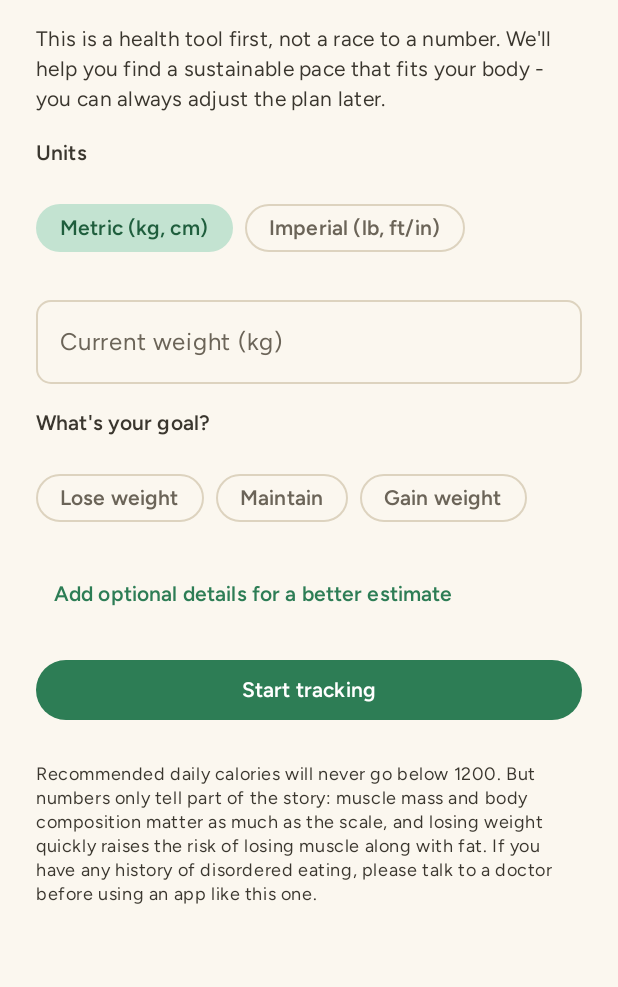
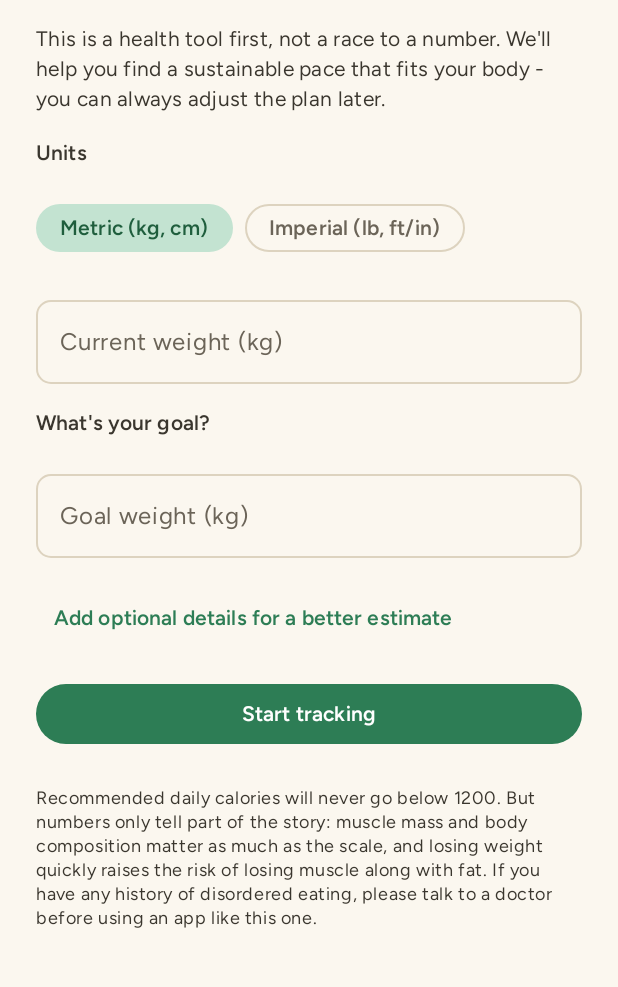
Before and after one commit to akcan-d/andweight, an Android app built with Jetpack Compose: the OnboardingScreen screen opened through its navigation route, on a phone screen of 412 x 824 dp, the part 84-1071 px from its top. Run offline under Robolectric (Android 15) with nearby library versions, the phone set to English and light mode, and no system bars.

Commit message:
Batch 2 (part 2): infer lose/maintain/gain instead of asking
Removed the separate Lose/Maintain/Gain picker from onboarding and Edit
Profile - UserProfile.goalDirection was already fully derived from
comparing goal weight to current weight, so the question was one more
decision for no extra information. A blank goal weight now means
"maintain", and the inferred meaning is echoed back right under the
field ("This means: losing weight") so a typo'd goal weight is still
visible without being a hard validation error - this was the one real
thing the old question bought (catching a goal weight that
contradicted the stated intent), so it's kept, just non-blocking.

Co-Authored-By: Claude Sonnet 5 <noreply@anthropic.com>
Claude-Session: https://claude.ai/code/session_01Ms2qzwH3vWYbqoNvcG6i5K

```diff
--- a/app/src/main/java/com/measured/app/ui/onboarding/OnboardingScreen.kt
+++ b/app/src/main/java/com/measured/app/ui/onboarding/OnboardingScreen.kt
@@ -20,6 +20,7 @@ import androidx.compose.material3.TextButton
 import androidx.compose.runtime.Composable
 import androidx.compose.runtime.LaunchedEffect
 import androidx.compose.ui.Modifier
+import androidx.compose.ui.text.font.FontWeight
 import androidx.compose.ui.text.input.KeyboardType
 import androidx.compose.ui.unit.dp
 import androidx.lifecycle.viewmodel.compose.viewModel
@@ -84,39 +85,34 @@ fun OnboardingScreen(
                 modifier = Modifier.fillMaxWidth(),
             )
 
+            // Lose/maintain/gain used to be its own question, asked before the goal weight -
+            // but it's fully determined by how that number compares to the current weight, so
+            // asking it separately was one more decision for no extra information. The inferred
+            // meaning is echoed back below instead, so a typo'd goal weight is still visible.
             Text("What's your goal?", style = MaterialTheme.typography.labelLarge)
-            Row(horizontalArrangement = Arrangement.spacedBy(8.dp)) {
-                FilterChip(
-                    colors = themedFilterChipColors(),
-                    selected = state.goalDirection == GoalDirection.LOSE,
-                    onClick = { viewModel.onGoalDirectionChange(GoalDirection.LOSE) },
-                    label = { Text("Lose weight") },
-                )
-                FilterChip(
-                    colors = themedFilterChipColors(),
-                    selected = state.goalDirection == GoalDirection.MAINTAIN,
-                    onClick = { viewModel.onGoalDirectionChange(GoalDirection.MAINTAIN) },
-                    label = { Text("Maintain") },
-                )
-                FilterChip(
-                    colors = themedFilterChipColors(),
-                    selected = state.goalDirection == GoalDirection.GAIN,
-                    onClick = { viewModel.onGoalDirectionChange(GoalDirection.GAIN) },
-                    label = { Text("Gain weight") },
-                )
-            }
+            OutlinedTextField(
+                value = state.goalWeightText,
+                onValueChange = viewModel::onGoalWeightChange,
+                label = { Text("Goal weight (${state.weightUnit.name.lowercase()})") },
+                placeholder = { Text("Leave blank to maintain your current weight") },
+                keyboardOptions = KeyboardOptions(keyboardType = KeyboardType.Decimal),
+                singleLine = true,
+                modifier = Modifier.fillMaxWidth(),
+            )
 
-            val direction = state.goalDirection
+            val direction = state.inferredDirection
             val startWeightKg = state.startWeightText.toDoubleOrNull()?.let { state.weightUnit.toKg(it) }
 
-            if (direction == GoalDirection.LOSE || direction == GoalDirection.GAIN) {
-                OutlinedTextField(
-                    value = state.goalWeightText,
-                    onValueChange = viewModel::onGoalWeightChange,
-                    label = { Text("Goal weight (${state.weightUnit.name.lowercase()})") },
-                    keyboardOptions = KeyboardOptions(keyboardType = KeyboardType.Decimal),
-                    singleLine = true,
-                    modifier = Modifier.fillMaxWidth(),
+            if (direction != null) {
+                Text(
+                    when (direction) {
+                        GoalDirection.LOSE -> "This means: losing weight"
+                        GoalDirection.GAIN -> "This means: gaining weight"
+                        GoalDirection.MAINTAIN -> "This means: maintaining your current weight"
+                    },
+                    style = MaterialTheme.typography.bodySmall,
+                    fontWeight = FontWeight.SemiBold,
+                    color = MaterialTheme.colorScheme.primary,
                 )
             }
 
```
Also changed, not shown: app/src/main/java/com/measured/app/ui/onboarding/OnboardingViewModel.kt (+28 -26 lines), app/src/main/java/com/measured/app/ui/settings/EditProfileScreen.kt (+23 -29 lines), app/src/main/java/com/measured/app/ui/settings/EditProfileViewModel.kt (+24 -24 lines), 1 other file.
